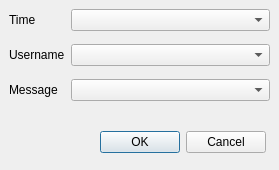
This is colors_diolog.ui in wbrink/PyQt-Chat-App as Qt 5 draws it before an edit. The edited form follows.
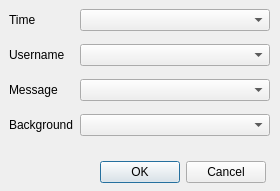
This is the edited form.

Commit message: colors finished

What changed in the file:
```diff
--- a/colors_diolog.ui
+++ b/colors_diolog.ui
@@ -6,8 +6,8 @@
    <rect>
     <x>0</x>
     <y>0</y>
-    <width>279</width>
-    <height>170</height>
+    <width>280</width>
+    <height>191</height>
    </rect>
   </property>
   <property name="windowTitle">
@@ -19,7 +19,7 @@
      <x>9</x>
      <y>9</y>
      <width>261</width>
-     <height>111</height>
+     <height>141</height>
     </rect>
    </property>
    <layout class="QFormLayout" name="formLayout">
@@ -56,13 +56,23 @@
     <item row="2" column="1">
      <widget class="QComboBox" name="message_comboBox"/>
     </item>
+    <item row="3" column="0">
+     <widget class="QLabel" name="label_4">
+      <property name="text">
+       <string>Background</string>
+      </property>
+     </widget>
+    </item>
+    <item row="3" column="1">
+     <widget class="QComboBox" name="background_comboBox"/>
+    </item>
    </layout>
   </widget>
   <widget class="QDialogButtonBox" name="colors_buttonBox">
    <property name="geometry">
     <rect>
      <x>100</x>
-     <y>130</y>
+     <y>160</y>
      <width>166</width>
      <height>25</height>
     </rect>
```
The commit also changes 6 other files.
